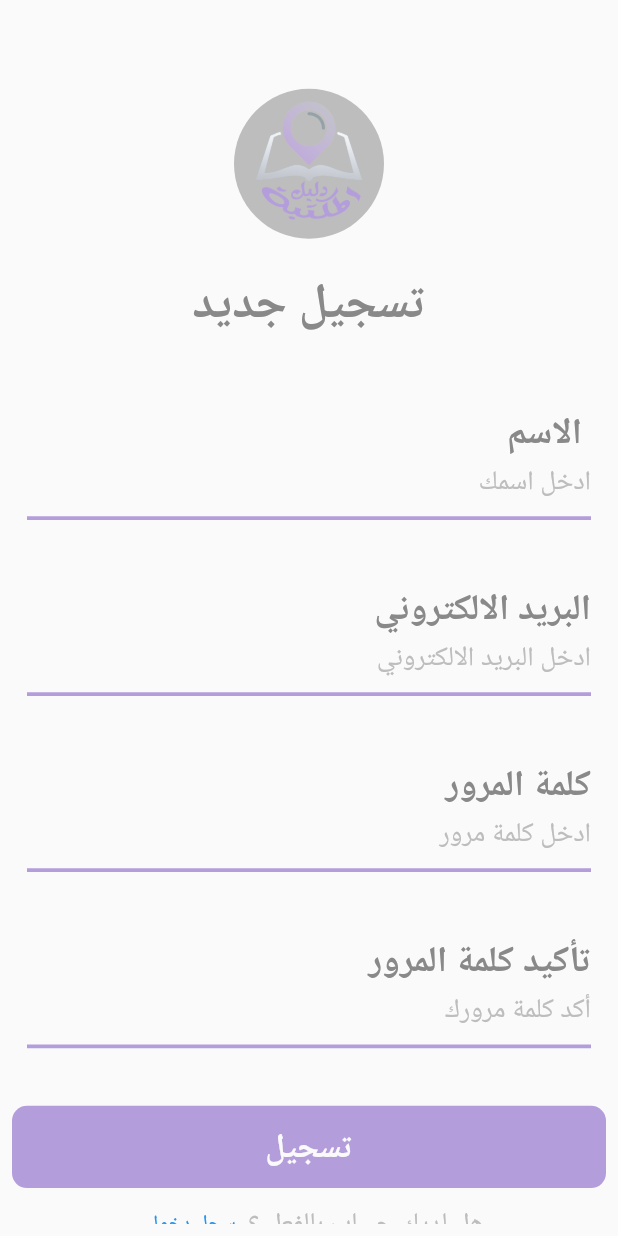
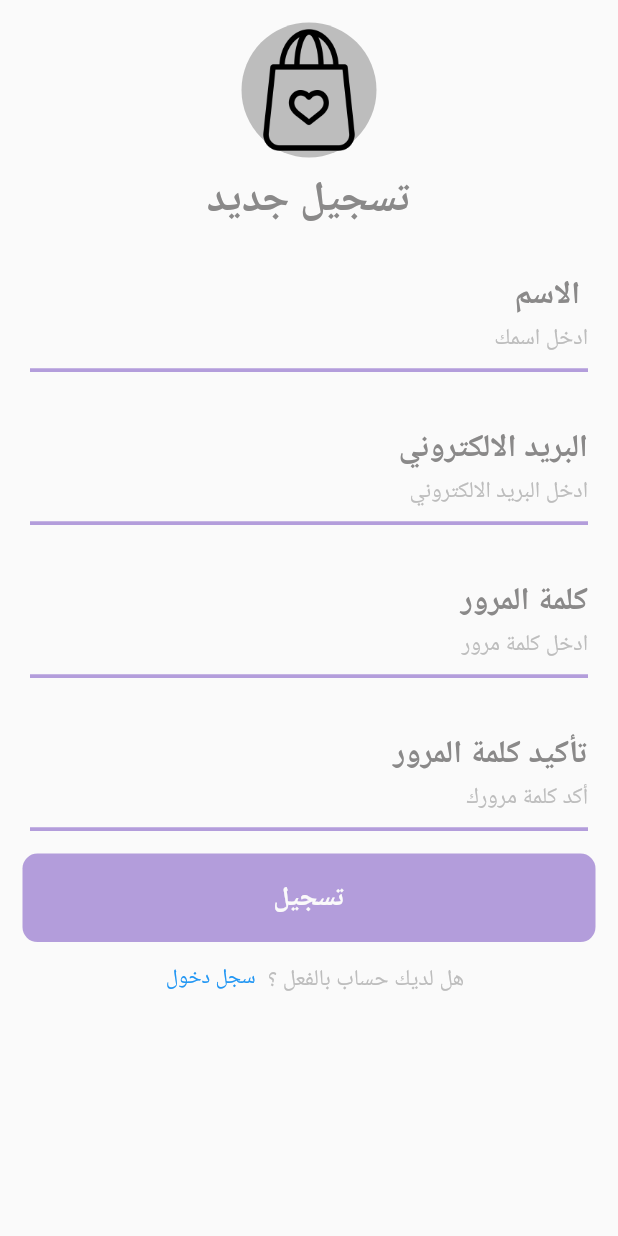
Before and after one commit to haneengheas/library_guide, a Flutter app: the screen it shows after launch, after a tap on "هل نسيت كلمة المرور", on a phone screen of 412 x 824 dp. Run offline on Flutter 3.47's test engine with Material 2 defaults, Android fonts, the phone set to English and light mode, and no system bars; our stand-ins replace google_fonts; Roboto replaces fonts that are missing (Tajawal).

Commit message:
ضفت اسكرين جديدة علشان يحدد هو هيختار اي و ظبطت المسافات

```diff
--- a/lib/constant/styles.dart
+++ b/lib/constant/styles.dart
@@ -1,6 +1,7 @@
 import 'dart:ui';
 
 import 'package:flutter/material.dart';
+import 'package:google_fonts/google_fonts.dart';
 
 const Color purple = Color(0xFFb39ddb);
 const Color clear_gray = Color(0xFFbdbdbd);
@@ -8,12 +9,24 @@ const Color gray = Color(0xFF8a8989);
 const Color white = Color(0xFFfafafa);
 const Color black = Color(0xFF09090a);
 
-const TextStyle s1 = TextStyle(
-    fontSize: 32, fontWeight: FontWeight.w600, color: gray, height: .2);
-const TextStyle s2 = TextStyle(
-    fontSize: 18, fontWeight: FontWeight.w400, color: clear_gray, height: 1.5);
-const TextStyle s3 = TextStyle(
-    fontSize: 22, fontWeight: FontWeight.bold, color: white, height: 1.5);
+TextStyle s1 = GoogleFonts.tajawal(
+    textStyle: TextStyle(
+        fontSize: 28, fontWeight: FontWeight.w600, color: gray, height: .2));
+TextStyle s2 = GoogleFonts.tajawal(
+    textStyle: TextStyle(
+        fontSize: 15,
+        fontWeight: FontWeight.w400,
+        color: clear_gray,
+        height: 1.5));
+TextStyle s3 = GoogleFonts.tajawal(
+    textStyle: TextStyle(
+        fontSize: 18, fontWeight: FontWeight.bold, color: white, height: 1.5));
+TextStyle s4 = GoogleFonts.tajawal(
+    textStyle: TextStyle(
+        fontSize: 22,
+        fontWeight: FontWeight.w600,
+        color: gray,
+        height: 1.5));
 
 double sizeFromHeight(BuildContext context, double fraction,
     {bool hasAppBar = true}) {
--- a/lib/screens/display_books_screen.dart
+++ b/lib/screens/admin/display_books_screen.dart
@@ -1,7 +1,7 @@
 import 'package:flutter/material.dart';
 import 'package:library_guide/widgets/displaybook.dart';
-class DisplayBooksSkreen extends StatelessWidget {
-  const DisplayBooksSkreen({Key? key}) : super(key: key);
+class DisplayBooksScreen extends StatelessWidget {
+  const DisplayBooksScreen({Key? key}) : super(key: key);
 
   @override
   Widget build(BuildContext context) {
--- a/lib/screens/log_in_screen.dart
+++ /dev/null
@@ -1,71 +0,0 @@
-import 'package:flutter/material.dart';
-import 'package:library_guide/constant/styles.dart';
-import 'package:library_guide/widgets/flatbuton.dart';
-import 'package:library_guide/widgets/input_field.dart';
-import 'package:library_guide/widgets/logo.dart';
-import 'package:library_guide/widgets/textbuton.dart';
-
-class LogInScreen extends StatefulWidget {
-  const LogInScreen({Key? key}) : super(key: key);
-
-  @override
-  _LogInScreenState createState() => _LogInScreenState();
-}
-
-class _LogInScreenState extends State<LogInScreen> {
-  @override
-  Widget build(BuildContext context) {
-    return Scaffold(
-      body: Padding(
-        padding: const EdgeInsets.all(8.0),
-        child: ListView(
-          children: [
-            SizedBox(
-              height: sizeFromHeight(context, 15),
-            ),
-            Logo(),
-            SizedBox(
-              height: sizeFromHeight(context, 15),
-            ),
-            Center(
-                child: Text(
-              'تسجيل الدخول',
-              style: s1,
-            )),
-            SizedBox(
-              height: sizeFromHeight(context, 8),
-            ),
-            InputField(
-              hint: 'ادخل البريد الالكتروني',
-              label: 'البريد الالكتروني',
-              scure: false,
-            ),
-            SizedBox(
-              height: sizeFromHeight(context, 7.5),
-            ),
-            InputField(
-              hint: 'ادخل كلمة المرور',
-              label: 'كلمة المرور',
-              scure: true,
-            ),
-            Row(
-              mainAxisAlignment: MainAxisAlignment.start,
-              children: [Txtbuton('هل نسيت كلمة المرور')],
-            ),
-            SizedBox(
-              height: sizeFromHeight(context,20 ),
-            ),
-            Row(
-              mainAxisAlignment: MainAxisAlignment.center,
-
-              children: [Txtbuton('إنشاء حساب'),
-                Text('ليس لديك حساب ؟',style: s2,),
-              ],
-            ),
-            Buton("تسجيل دخول")
-          ],
-        ),
-      ),
-    );
-  }
-}
--- /dev/null
+++ b/lib/screens/registration/log_in_screen.dart
@@ -0,0 +1,88 @@
+import 'package:flutter/material.dart';
+import 'package:library_guide/constant/styles.dart';
+import 'package:library_guide/screens/admin/category.dart';
+import 'package:library_guide/screens/registration/sign_in_screen.dart';
+import 'package:library_guide/widgets/button/flatbuton.dart';
+import 'package:library_guide/widgets/button/textbuton.dart';
+import 'package:library_guide/widgets/input_field.dart';
+import 'package:library_guide/widgets/logo.dart';
+
+class LogInScreen extends StatefulWidget {
+  const LogInScreen({Key? key}) : super(key: key);
+
+  @override
+  _LogInScreenState createState() => _LogInScreenState();
+}
+
+class _LogInScreenState extends State<LogInScreen> {
+  @override
+  Widget build(BuildContext context) {
+    return Scaffold(
+      body: ListView(
+        children: [
+          SizedBox(
+            height: 35
+          ),
+          Logo(),
+          SizedBox(
+            height: 30,
+          ),
+          Center(
+              child: Text(
+            'تسجيل الدخول',
+            style: s1,
+          )),
+          SizedBox(
+            height: 20,
+          ),
+          InputField(
+            hint: 'ادخل البريد الالكتروني',
+            label: 'البريد الالكتروني',
+            scure: false,
+          ),
+          InputField(
+            hint: 'ادخل كلمة المرور',
+            label: 'كلمة المرور',
+            scure: true,
+          ),
+          Padding(
+            padding: const EdgeInsets.symmetric(horizontal: 10),
+            child: Row(
+              mainAxisAlignment: MainAxisAlignment.start,
+              children: [
+                Textbuton('هل نسيت كلمة المرور', onTap: () {
+                  Navigator.pushReplacement(context,
+                      MaterialPageRoute(builder: (context) => SignInScreen()));
+                })
+              ],
+            ),
+          ),
+          SizedBox(
+            height: sizeFromHeight(context, 20),
+          ),
+          Row(
+            mainAxisAlignment: MainAxisAlignment.center,
+            children: [
+              Textbuton(
+                'إنشاء حساب',
+                onTap: () {
+                  Navigator.pushReplacement(context,
+                      MaterialPageRoute(builder: (context) => SignInScreen()));
+                },
+              ),
+              Text(
+                'ليس لديك حساب ؟',
+                style: s2,
+              ),
+            ],
+          ),
+          Buton("تسجيل دخول", onTap:  () {
+            print ('00');
+            Navigator.pushReplacement(
+                context, MaterialPageRoute(builder: (context) => Category()));
+          })
+        ],
+      ),
+    );
+  }
+}
--- /dev/null
+++ b/lib/screens/registration/sign_in_screen.dart
@@ -0,0 +1,68 @@
+import 'package:flutter/cupertino.dart';
+import 'package:flutter/material.dart';
+import 'package:library_guide/constant/styles.dart';
+import 'package:library_guide/widgets/button/flatbuton.dart';
+import 'package:library_guide/widgets/button/textbuton.dart';
+import 'package:library_guide/widgets/input_field.dart';
+import 'package:library_guide/widgets/logo.dart';
+
+class SignInScreen extends StatelessWidget {
+  const SignInScreen({Key? key}) : super(key: key);
+
+  @override
+  Widget build(BuildContext context) {
+    return Scaffold(
+      body: ListView(
+        children: [
+          SizedBox(
+            height: 15,
+          ),
+          Logo(),
+          SizedBox(
+            height: 35,
+          ),
+          Center(
+              child: Text(
+            'تسجيل جديد',
+            style: s1,
+          )),
+          SizedBox(
+            height: 15,
+          ),
+          InputField(hint: "ادخل اسمك", label: " الاسم ", scure: false),
+          // SizedBox(
+          //   height: sizeFromHeight(context, 20),
+          // ),
+          InputField(
+              hint: "ادخل البريد الالكتروني",
+              label: "البريد الالكتروني ",
+              scure: false),
+          // SizedBox(
+          //   height: sizeFromHeight(context, 20),
+          // ),
+          InputField(
+              hint: "ادخل كلمة مرور", label: "كلمة المرور ", scure: true),
+          // SizedBox(
+          //   height: sizeFromHeight(context, 20),
+          // ),
+          InputField(
+              hint: "أكد كلمة مرورك", label: "تأكيد كلمة المرور ", scure: true),
+          // SizedBox(
+          //   height: sizeFromHeight(context, 20),
+          // ),
+          Buton('تسجيل',onTap:  () {}),
+          Row(
+            mainAxisAlignment: MainAxisAlignment.center,
+            children: [
+              Textbuton('سجل دخول', onTap: () {}),
+              Text(
+                'هل لديك حساب بالفعل ؟',
+                style: s2,
+              ),
+            ],
+          ),
+        ],
+      ),
+    );
+  }
+}
--- a/lib/screens/sign_in_screen.dart
+++ /dev/null
@@ -1,65 +0,0 @@
-import 'package:flutter/cupertino.dart';
-import 'package:flutter/material.dart';
-import 'package:library_guide/constant/styles.dart';
-import 'package:library_guide/widgets/flatbuton.dart';
-import 'package:library_guide/widgets/input_field.dart';
-import 'package:library_guide/widgets/logo.dart';
-import 'package:library_guide/widgets/textbuton.dart';
-
-class SignInScreen extends StatelessWidget {
-  const SignInScreen({Key? key}) : super(key: key);
-
-  @override
-  Widget build(BuildContext context) {
-    return Scaffold(
-      body: Padding(
-        padding: const EdgeInsets.all(8.0),
-        child: ListView(
-          children: [
-            SizedBox(
-              height: sizeFromHeight(context, 15),
-            ),
-            Logo(),
-            SizedBox(
-              height: sizeFromHeight(context, 15),
-            ),
-            Center(
-                child: Text(
-                  'تسجيل جديد',
-                  style: s1,
-                )),
-            SizedBox(
-              height: sizeFromHeight(context, 15),
-            ),
-            InputField(hint: "ادخل اسمك", label: " الاسم ", scure: false),
-            SizedBox(
-              height: sizeFromHeight(context, 20),
-            ),
-            InputField(hint: "ادخل البريد الالكتروني", label: "البريد الالكتروني ", scure: false),
-            SizedBox(
-              height: sizeFromHeight(context, 20),
-            ),
-
-            InputField(hint: "ادخل كلمة مرور", label: "كلمة المرور ", scure: true),
-            SizedBox(
-              height: sizeFromHeight(context, 20),
-            ),
-            InputField(hint: "أكد كلمة مرورك", label: "تأكيد كلمة المرور ", scure: true),
-            SizedBox(
-              height: sizeFromHeight(context,20),
-
-            ),Buton('تسجيل'),
-            Row(
-              mainAxisAlignment: MainAxisAlignment.center,
-
-              children: [Txtbuton('سجل دخول'),
-                Text('هل لديك حساب بالفعل ؟',style: s2,),
-              ],
-            ),
-
-          ],
-        ),
-      ),
-    );
-  }
-}
--- a/lib/screens/splash_screen.dart
+++ b/lib/screens/splash_screen.dart
@@ -2,7 +2,7 @@ import 'dart:async';
 
 import 'package:flutter/material.dart';
 import 'package:library_guide/constant/styles.dart';
-import 'package:library_guide/screens/log_in_screen.dart';
+import 'package:library_guide/screens/registration/log_in_screen.dart';
 
 class SplashScreen extends StatefulWidget {
   const SplashScreen({Key? key}) : super(key: key);
@@ -33,7 +33,7 @@ class _SplashScreenState extends State<SplashScreen> {
               shape: BoxShape.circle,
               image: DecorationImage(
                 image: AssetImage(
-                  'assets/logo.png',
+                  'assets/bag.png',
                 ),
               )),
         ),
--- a/lib/widgets/addimage.dart
+++ b/lib/widgets/addimage.dart
@@ -1,15 +1,15 @@
 import 'package:flutter/material.dart';
 import 'package:library_guide/constant/styles.dart';
-import 'package:library_guide/screens/display_books_screen.dart';
+import 'package:library_guide/screens/admin/display_books_screen.dart';
 
 class AddImage extends StatelessWidget {
-String text;
+ final String text;
 AddImage(this.text);
   @override
   Widget build(BuildContext context) {
     return  GestureDetector(
       onTap: (){
-        Navigator.pushReplacement(context, MaterialPageRoute(builder: (context)=> DisplayBooksSkreen() ));
+        Navigator.pushReplacement(context, MaterialPageRoute(builder: (context)=> DisplayBooksScreen() ));
       },
 
       child: Container(
--- a/lib/widgets/flatbuton.dart
+++ b/lib/widgets/button/flatbuton.dart
@@ -1,22 +1,16 @@
-
 import 'package:flutter/material.dart';
 import 'package:library_guide/constant/styles.dart';
-import 'package:library_guide/screens/add_book_scren.dart';
 class Buton extends StatelessWidget {
-
-  String text;
-  Buton(this.text);
-
+ final String text;
+ final Function onTap;
+  Buton(this.text,{required this.onTap});
   @override
   Widget build(BuildContext context) {
-    return GestureDetector(
-        onTap: () {
-          Navigator.pushReplacement(
-              context, MaterialPageRoute(builder: (context) =>AddBookScren()));
-        },
+    return InkWell(
+        onTap: () =>onTap(),
         child: Container(
-          //margin: EdgeInsets.all(50),
-          height: sizeFromHeight(context, 14),
+          margin: EdgeInsets.symmetric(horizontal: 15),
+          height: sizeFromHeight(context, 13),
           width: sizeFromWidth(context, 10),
           alignment: Alignment.center,
           decoration: BoxDecoration(
--- /dev/null
+++ b/lib/widgets/button/textbuton.dart
@@ -0,0 +1,15 @@
+import 'package:flutter/material.dart';
+
+
+class Textbuton extends StatelessWidget{
+   final String text;
+   final Function onTap;
+  Textbuton(this.text,{required this.onTap} );
+  @override
+  Widget build(BuildContext context) {
+    return TextButton(
+      onPressed: () {onTap();},
+      child: Text(text),
+    );
+  }
+}
--- a/lib/widgets/input_field.dart
+++ b/lib/widgets/input_field.dart
@@ -20,18 +20,17 @@ class _InputFieldState extends State<InputField> {
   @override
   Widget build(BuildContext context) {
     return Padding(
-      padding: EdgeInsets.symmetric(horizontal: 10),
+      padding: EdgeInsets.symmetric(horizontal: 20,vertical: 15),
       child: Directionality(
         textDirection: TextDirection.rtl,
         child: TextFormField(
           obscureText: widget.scure,
-
           decoration: InputDecoration(
             enabledBorder: UnderlineInputBorder(
               borderSide: BorderSide(color: purple,width: 2.5),
             ),
             focusedBorder: UnderlineInputBorder(
-              borderSide: BorderSide(color: purple),
+              borderSide: BorderSide(color: purple,width: 2.5),
             ),
             floatingLabelBehavior: FloatingLabelBehavior.always,
             labelText: widget.label,
--- a/lib/widgets/logo.dart
+++ b/lib/widgets/logo.dart
@@ -1,15 +1,12 @@
 import 'package:flutter/material.dart';
 import 'package:library_guide/constant/styles.dart';
 class Logo extends StatelessWidget {
-  const Logo({Key? key}) : super(key: key);
-
   @override
   Widget build(BuildContext context) {
     return CircleAvatar(
         backgroundColor: clear_gray,
-      //maxRadius: 70,
-      radius: 50,
-      child: Image(image: AssetImage('assets/logo.png',),
+      radius: 45,
+      child: Image(image: AssetImage('assets/bag.png',),
 
     ));
   }
--- a/lib/widgets/textbuton.dart
+++ /dev/null
@@ -1,18 +0,0 @@
-
-import 'package:flutter/material.dart';
-import 'package:library_guide/screens/sign_in_screen.dart';
-
-class Txtbuton extends StatelessWidget {
-  String text;
-  Txtbuton(this.text);
-
-
-  @override
-  Widget build(BuildContext context) {
-    return TextButton(onPressed: (){
-      Navigator.pushReplacement(
-          context, MaterialPageRoute(builder: (context) => SignInScreen()));
-    }, child: Text('$text'),
-    );
-  }
-}
--- a/pubspec.yaml
+++ b/pubspec.yaml
@@ -21,6 +21,7 @@ environment:
   sdk: ">=2.12.0 <3.0.0"
 
 dependencies:
+  google_fonts: ^2.1.0
   flutter:
     sdk: flutter
 
```
Also changed, not shown: lib/screens/admin/add_book_scren.dart (renamed from lib/screens/add_book_scren.dart, +3 -5 lines), lib/screens/admin/category.dart (added, +45 -0 lines), lib/screens/admin/category_item.dart (added, +32 -0 lines), lib/screens/admin/custom_appBar.dart (added, +29 -0 lines), lib/widgets/text_model.dart (deleted, +0 -33 lines), pubspec.lock.
